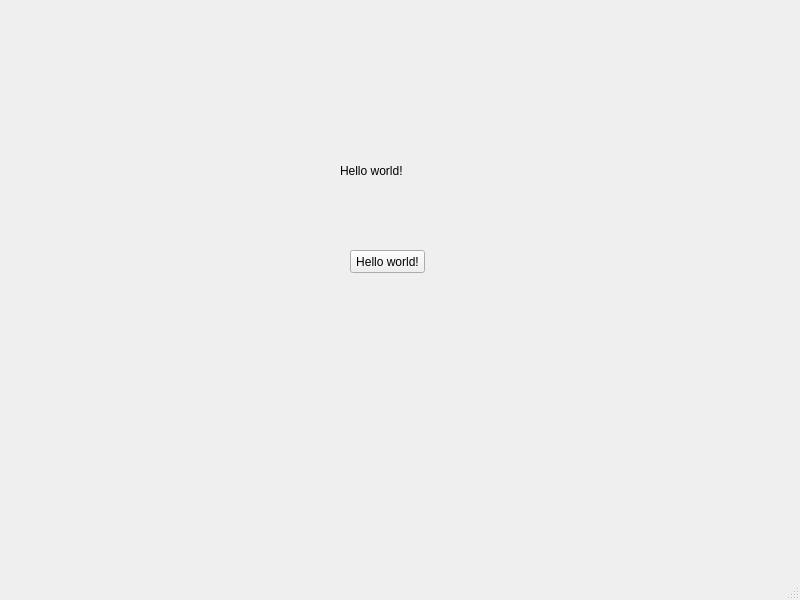
Qt form design/ui/main_window.ui (IfroloffI/LAB4--PyQT---PostgreSQL) before a commit.
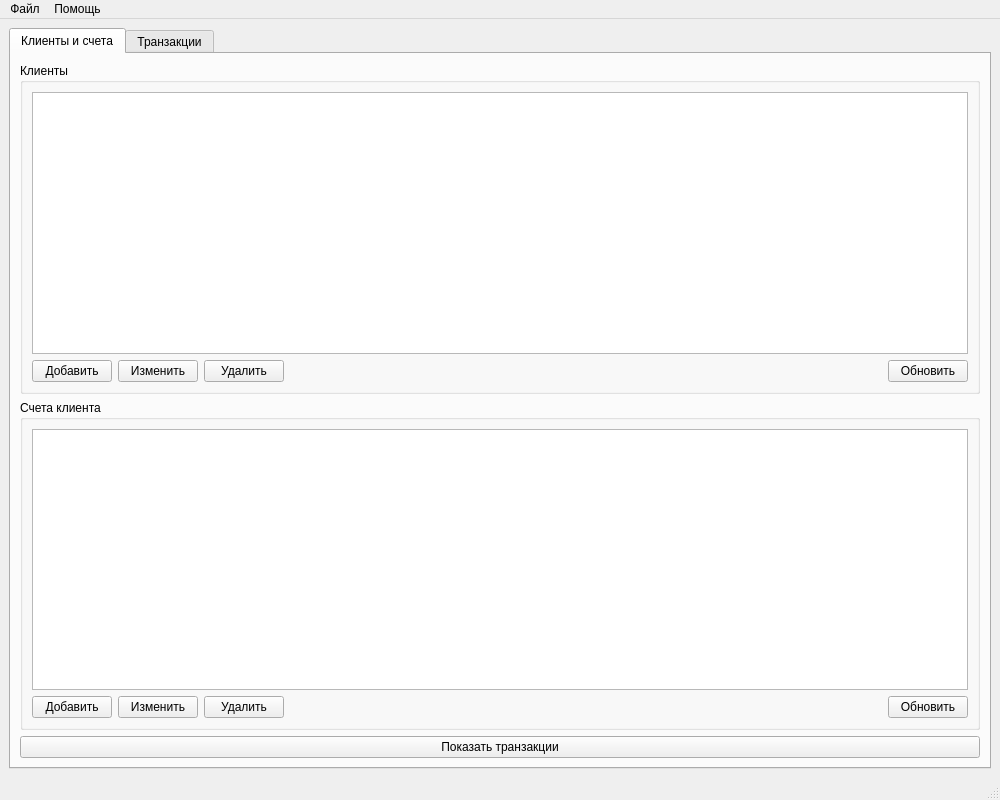
The same form after that commit.

```diff
--- a/design/ui/main_window.ui
+++ b/design/ui/main_window.ui
@@ -6,50 +6,248 @@
    <rect>
     <x>0</x>
     <y>0</y>
-    <width>800</width>
-    <height>600</height>
+    <width>1000</width>
+    <height>800</height>
    </rect>
   </property>
   <property name="windowTitle">
    <string>MainWindow</string>
   </property>
   <widget class="QWidget" name="centralwidget">
-   <widget class="QPushButton" name="pushButton">
-    <property name="geometry">
-     <rect>
-      <x>350</x>
-      <y>250</y>
-      <width>75</width>
-      <height>23</height>
-     </rect>
-    </property>
-    <property name="text">
-     <string>Hello world!</string>
-    </property>
-   </widget>
-   <widget class="QLabel" name="label">
-    <property name="geometry">
-     <rect>
-      <x>340</x>
-      <y>130</y>
-      <width>171</width>
-      <height>81</height>
-     </rect>
-    </property>
-    <property name="text">
-     <string>Hello world!</string>
-    </property>
-   </widget>
+   <layout class="QVBoxLayout" name="verticalLayout">
+    <item>
+     <widget class="QTabWidget" name="tabWidget">
+      <widget class="QWidget" name="clientsTab">
+       <attribute name="title">
+        <string>Клиенты и счета</string>
+       </attribute>
+       <layout class="QVBoxLayout" name="verticalLayout_2">
+        <item>
+         <widget class="QGroupBox" name="clientsGroup">
+          <property name="title">
+           <string>Клиенты</string>
+          </property>
+          <layout class="QVBoxLayout" name="verticalLayout_3">
+           <item>
+            <widget class="QTableView" name="clientsTableView">
+             <property name="selectionMode">
+              <enum>QAbstractItemView::SingleSelection</enum>
+             </property>
+             <property name="selectionBehavior">
+              <enum>QAbstractItemView::SelectRows</enum>
+             </property>
+            </widget>
+           </item>
+           <item>
+            <layout class="QHBoxLayout" name="horizontalLayout">
+             <item>
+              <widget class="QPushButton" name="addClientButton">
+               <property name="text">
+                <string>Добавить</string>
+               </property>
+              </widget>
+             </item>
+             <item>
+              <widget class="QPushButton" name="editClientButton">
+               <property name="text">
+                <string>Изменить</string>
+               </property>
+              </widget>
+             </item>
+             <item>
+              <widget class="QPushButton" name="deleteClientButton">
+               <property name="text">
+                <string>Удалить</string>
+               </property>
+              </widget>
+             </item>
+             <item>
+              <spacer name="horizontalSpacer">
+               <property name="orientation">
+                <enum>Qt::Horizontal</enum>
+               </property>
+               <property name="sizeHint" stdset="0">
+                <size>
+                 <width>40</width>
+                 <height>20</height>
+                </size>
+               </property>
+              </spacer>
+             </item>
+             <item>
+              <widget class="QPushButton" name="refreshClientsButton">
+               <property name="text">
+                <string>Обновить</string>
+               </property>
+              </widget>
+             </item>
+            </layout>
+           </item>
+          </layout>
+         </widget>
+        </item>
+        <item>
+         <widget class="QGroupBox" name="accountsGroup">
+          <property name="title">
+           <string>Счета клиента</string>
+          </property>
+          <layout class="QVBoxLayout" name="verticalLayout_4">
+           <item>
+            <widget class="QTableView" name="accountsTableView">
+             <property name="selectionMode">
+              <enum>QAbstractItemView::SingleSelection</enum>
+             </property>
+             <property name="selectionBehavior">
+              <enum>QAbstractItemView::SelectRows</enum>
+             </property>
+            </widget>
+           </item>
+           <item>
+            <layout class="QHBoxLayout" name="horizontalLayout_2">
+             <item>
+              <widget class="QPushButton" name="addAccountButton">
+               <property name="text">
+                <string>Добавить</string>
+               </property>
+              </widget>
+             </item>
+             <item>
+              <widget class="QPushButton" name="editAccountButton">
+               <property name="text">
+                <string>Изменить</string>
+               </property>
+              </widget>
+             </item>
+             <item>
+              <widget class="QPushButton" name="deleteAccountButton">
+               <property name="text">
+                <string>Удалить</string>
+               </property>
+              </widget>
+             </item>
+             <item>
+              <spacer name="horizontalSpacer_2">
+               <property name="orientation">
+                <enum>Qt::Horizontal</enum>
+               </property>
+               <property name="sizeHint" stdset="0">
+                <size>
+                 <width>40</width>
+                 <height>20</height>
+                </size>
+               </property>
+              </spacer>
+             </item>
+             <item>
+              <widget class="QPushButton" name="refreshAccountsButton">
+               <property name="text">
+                <string>Обновить</string>
+               </property>
+              </widget>
+             </item>
+            </layout>
+           </item>
+          </layout>
+         </widget>
+        </item>
+        <item>
+         <widget class="QPushButton" name="showTransactionsButton">
+          <property name="text">
+           <string>Показать транзакции</string>
+          </property>
+         </widget>
+        </item>
+       </layout>
+      </widget>
+      <widget class="QWidget" name="transactionsTab">
+       <attribute name="title">
+        <string>Транзакции</string>
+       </attribute>
+       <layout class="QVBoxLayout" name="verticalLayout_5">
+        <item>
+         <widget class="QTableView" name="transactionsTableView"/>
+        </item>
+        <item>
+         <layout class="QHBoxLayout" name="horizontalLayout_3">
+          <item>
+           <widget class="QPushButton" name="backToClientsButton">
+            <property name="text">
+             <string>Назад к клиентам</string>
+            </property>
+           </widget>
+          </item>
+          <item>
+           <widget class="QPushButton" name="addTransactionButton">
+            <property name="text">
+             <string>Добавить</string>
+            </property>
+           </widget>
+          </item>
+          <item>
+           <widget class="QPushButton" name="editTransactionButton">
+            <property name="text">
+             <string>Изменить</string>
+            </property>
+           </widget>
+          </item>
+          <item>
+           <widget class="QPushButton" name="deleteTransactionButton">
+            <property name="text">
+             <string>Удалить</string>
+            </property>
+           </widget>
+          </item>
+          <item>
+           <spacer name="horizontalSpacer_3">
+            <property name="orientation">
+             <enum>Qt::Horizontal</enum>
+            </property>
+            <property name="sizeHint" stdset="0">
+             <size>
+              <width>40</width>
+              <height>20</height>
+             </size>
+            </property>
+           </spacer>
+          </item>
+          <item>
+           <widget class="QPushButton" name="refreshTransactionsButton">
+            <property name="text">
+             <string>Обновить</string>
+            </property>
+           </widget>
+          </item>
+         </layout>
+        </item>
+       </layout>
+      </widget>
+     </widget>
+    </item>
+   </layout>
   </widget>
   <widget class="QMenuBar" name="menubar">
    <property name="geometry">
     <rect>
      <x>0</x>
      <y>0</y>
-     <width>800</width>
+     <width>1000</width>
      <height>21</height>
     </rect>
    </property>
+   <widget class="QMenu" name="menuFile">
+    <property name="title">
+     <string>Файл</string>
+    </property>
+    <addaction name="actionExit"/>
+   </widget>
+   <widget class="QMenu" name="menuHelp">
+    <property name="title">
+     <string>Помощь</string>
+    </property>
+    <addaction name="actionAbout"/>
+   </widget>
+   <addaction name="menuFile"/>
+   <addaction name="menuHelp"/>
   </widget>
   <widget class="QStatusBar" name="statusbar"/>
  </widget>
```
Left out of the diff: 12 changed lines with no effect on the pictures.
